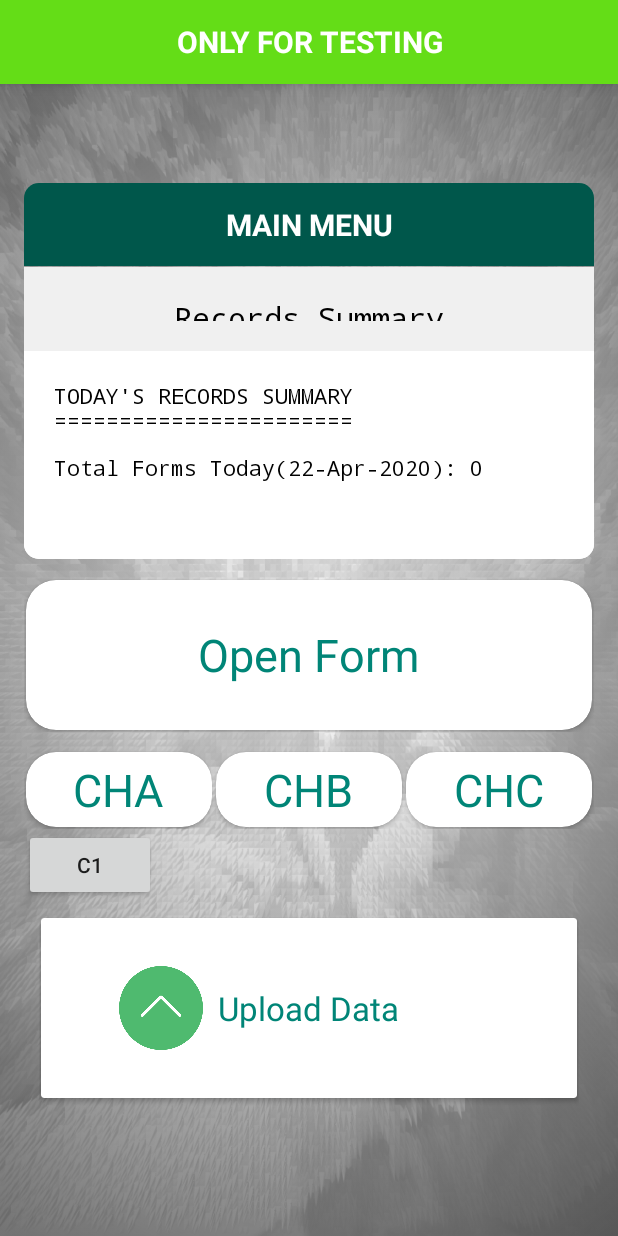
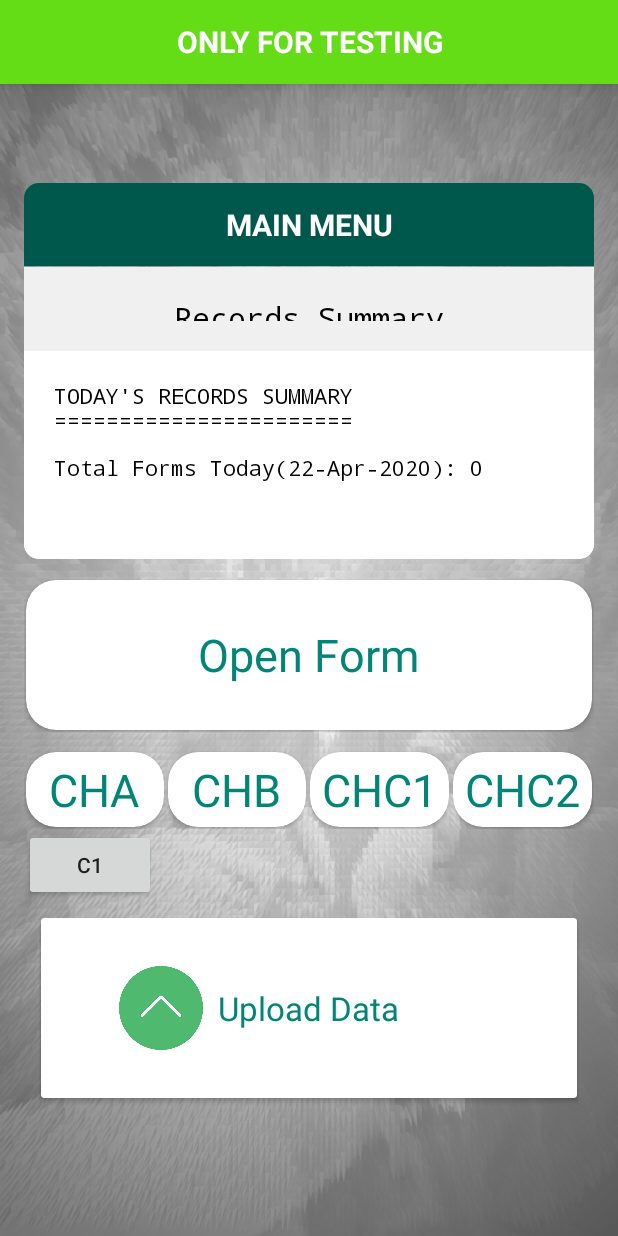
Before and after one commit to indus1530/TPVICS-HH, an Android app: the MainActivity screen opened directly, with no data from a screen before it, on a phone screen of 412 x 824 dp. Run offline under Robolectric (Android 15) with nearby library versions, the phone set to English and light mode, and no system bars; our stand-ins replace data binding; Roboto replaces fonts that are not available here; 1 statement that could not run was skipped.

Commit message:
MainActivity call

```diff
--- a/app/src/main/java/edu/aku/hassannaqvi/tpvics_hh/ui/other/MainActivity.java
+++ b/app/src/main/java/edu/aku/hassannaqvi/tpvics_hh/ui/other/MainActivity.java
@@ -53,6 +53,7 @@
 import edu.aku.hassannaqvi.tpvics_hh.ui.sections.SectionCHAActivity;
 import edu.aku.hassannaqvi.tpvics_hh.ui.sections.SectionCHBActivity;
 import edu.aku.hassannaqvi.tpvics_hh.ui.sections.SectionCHC1Activity;
+import edu.aku.hassannaqvi.tpvics_hh.ui.sections.SectionCHC2Activity;
 import edu.aku.hassannaqvi.tpvics_hh.ui.sync.SyncActivity;
 import edu.aku.hassannaqvi.tpvics_hh.utils.CreateTable;
 
@@ -183,8 +184,9 @@
                 case 4:
                     oF = new Intent(this, SectionCHC1Activity.class);
                     break;
-
-
+                case 5:
+                    oF = new Intent(this, SectionCHC2Activity.class);
+                    break;
             }
             startActivity(oF);
         } else {
--- a/app/src/main/java/edu/aku/hassannaqvi/tpvics_hh/ui/sections/SectionCHC1Activity.java
+++ b/app/src/main/java/edu/aku/hassannaqvi/tpvics_hh/ui/sections/SectionCHC1Activity.java
@@ -379,9 +379,9 @@
     }
 
 
-    @Override
+    /*@Override
     public void onBackPressed() {
         Toast.makeText(this, "Back Press Locked.", Toast.LENGTH_SHORT).show();
-    }
+    }*/
 
 }
--- a/app/src/main/java/edu/aku/hassannaqvi/tpvics_hh/ui/sections/SectionCHC2Activity.java
+++ b/app/src/main/java/edu/aku/hassannaqvi/tpvics_hh/ui/sections/SectionCHC2Activity.java
@@ -249,9 +249,9 @@
         openEndActivity(this);
     }
 
-    @Override
+   /* @Override
     public void onBackPressed() {
         Toast.makeText(this, "Press top back button.", Toast.LENGTH_SHORT).show();
-    }
+    }*/
 
 }
--- a/app/src/main/res/layout/activity_main.xml
+++ b/app/src/main/res/layout/activity_main.xml
@@ -218,7 +218,7 @@
                     </androidx.cardview.widget.CardView>
 
                     <androidx.cardview.widget.CardView
-                        android:id="@+id/formC"
+                        android:id="@+id/formC1"
                         android:layout_width="0dp"
                         android:layout_height="50dp"
                         android:layout_margin="@dimen/cardview_compat_inset_shadow"
@@ -236,7 +236,35 @@
                                 android:layout_height="wrap_content"
                                 android:layout_centerInParent="true"
                                 android:layout_gravity="center_horizontal"
-                                android:text="CHC"
+                                android:text="CHC1"
+                                android:textAppearance="@style/TextAppearance.AppCompat.Large"
+                                android:textColor="@color/colorPrimaryDark"
+                                android:textSize="30sp" />
+
+                        </RelativeLayout>
+
+                    </androidx.cardview.widget.CardView>
+
+                    <androidx.cardview.widget.CardView
+                        android:id="@+id/formC2"
+                        android:layout_width="0dp"
+                        android:layout_height="50dp"
+                        android:layout_margin="@dimen/cardview_compat_inset_shadow"
+                        android:layout_weight="1"
+                        android:foreground="?android:attr/selectableItemBackground"
+                        android:onClick='@{(v)->callback.OpenFormFunc(5)}'
+                        app:cardCornerRadius="20dp">
+
+                        <RelativeLayout
+                            android:layout_width="match_parent"
+                            android:layout_height="match_parent">
+
+                            <TextView
+                                android:layout_width="wrap_content"
+                                android:layout_height="wrap_content"
+                                android:layout_centerInParent="true"
+                                android:layout_gravity="center_horizontal"
+                                android:text="CHC2"
                                 android:textAppearance="@style/TextAppearance.AppCompat.Large"
                                 android:textColor="@color/colorPrimaryDark"
                                 android:textSize="30sp" />
```
Also changed, not shown: app/src/main/java/edu/aku/hassannaqvi/tpvics_hh/ui/sections/SectionCHAActivity.java (+4 -5 lines), app/src/main/java/edu/aku/hassannaqvi/tpvics_hh/ui/sections/SectionCHBActivity.java (+4 -5 lines), 1 other file.
